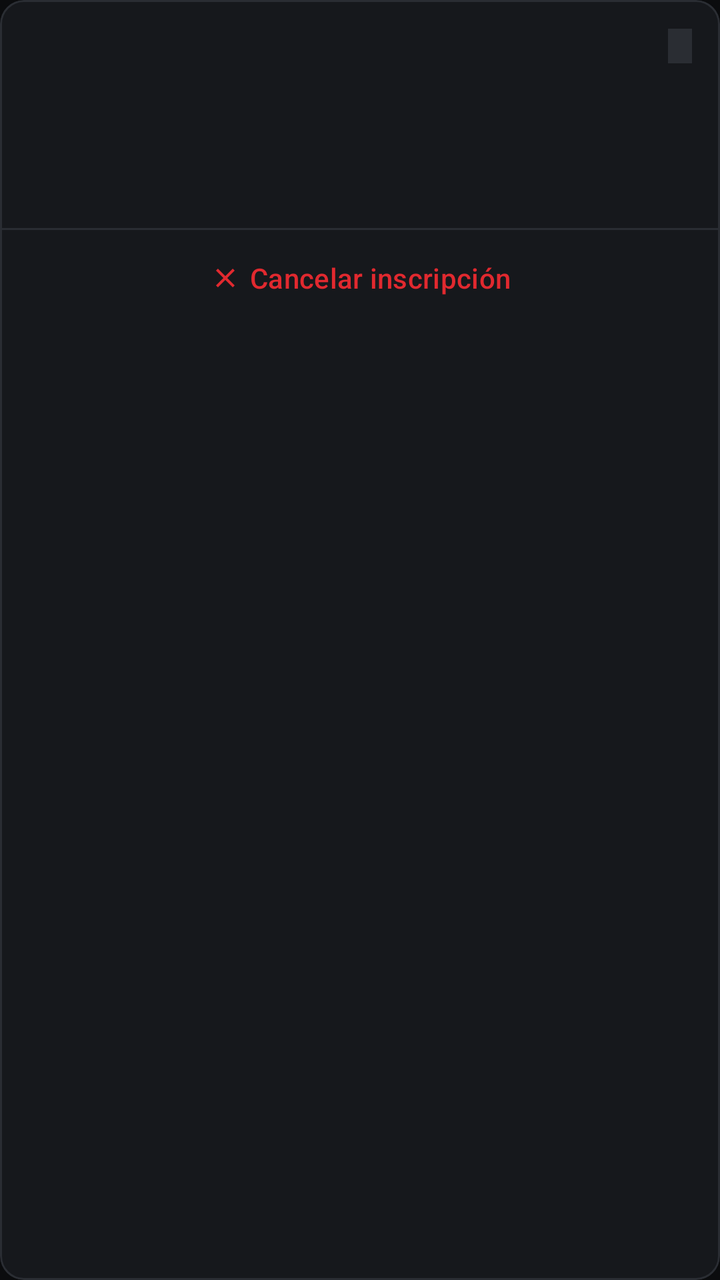
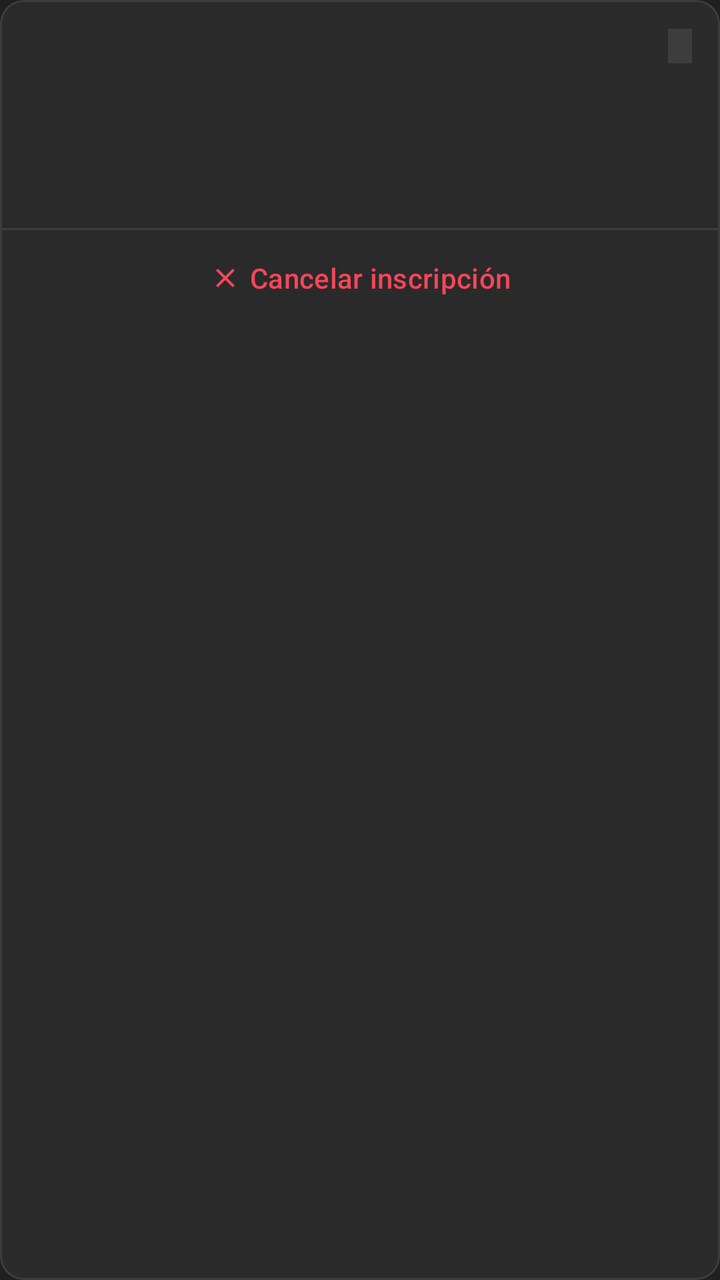

The first picture is an Android layout as it rendered before a commit; the second is the same layout after the commit. The layout source and the unified diff follow.
<!-- AndroidManifest.xml: application theme Theme.PopayanMotor -->
<!-- res/layout/item_registration.xml -->
<?xml version="1.0" encoding="utf-8"?>
<com.google.android.material.card.MaterialCardView xmlns:android="http://schemas.android.com/apk/res/android"
    xmlns:app="http://schemas.android.com/apk/res-auto"
    android:layout_width="match_parent"
    android:layout_height="wrap_content"
    android:layout_marginVertical="6dp"
    app:cardBackgroundColor="@color/surface"
    app:cardCornerRadius="12dp"
    app:strokeColor="@color/outline"
    app:strokeWidth="1dp">

    <LinearLayout
        android:layout_width="match_parent"
        android:layout_height="wrap_content"
        android:orientation="vertical">

        <LinearLayout
            android:layout_width="match_parent"
            android:layout_height="wrap_content"
            android:orientation="vertical"
            android:padding="14dp">

            <LinearLayout
                android:layout_width="match_parent"
                android:layout_height="wrap_content"
                android:orientation="horizontal">

                
                <TextView
                    android:id="@+id/tvCode"
                    android:layout_width="0dp"
                    android:layout_height="wrap_content"
                    android:layout_weight="1"
                    android:textColor="@color/accent"
                    android:textIsSelectable="true"
                    android:textSize="12sp"
                    android:textStyle="bold" />

                
                <TextView
                    android:id="@+id/tvStatus"
                    android:layout_width="wrap_content"
                    android:layout_height="wrap_content"
                    android:background="@color/outline"
                    android:paddingHorizontal="6dp"
                    android:paddingVertical="2dp"
                    android:textAllCaps="true"
                    android:textColor="@color/text_primary"
                    android:textSize="10sp"
                    android:textStyle="bold" />
            </LinearLayout>

            <TextView
                android:id="@+id/tvName"
                style="@style/TextTitle"
                android:layout_width="match_parent"
                android:layout_height="wrap_content"
                android:layout_marginTop="2dp"
                android:textAllCaps="false"
                android:textSize="20sp" />

            
            <TextView
                android:id="@+id/tvWhenWhere"
                android:layout_width="match_parent"
                android:layout_height="wrap_content"
                android:layout_marginTop="2dp"
                android:textColor="@color/text_secondary"
                android:textSize="13sp" />

            
            <TextView
                android:id="@+id/tvVehicle"
                android:layout_width="match_parent"
                android:layout_height="wrap_content"
                android:layout_marginTop="2dp"
                android:textColor="@color/text_secondary"
                android:textSize="13sp" />
        </LinearLayout>

        
        <View
            android:id="@+id/divider"
            android:layout_width="match_parent"
            android:layout_height="1dp"
            android:background="@color/outline" />

        <com.google.android.material.button.MaterialButton
            android:id="@+id/btnCancel"
            style="@style/Widget.Material3.Button.TextButton"
            android:layout_width="match_parent"
            android:layout_height="wrap_content"
            android:text="@string/cancel_registration"
            android:textColor="@color/accent"
            app:icon="@drawable/ic_close"
            app:iconGravity="textStart"
            app:iconSize="16dp"
            app:iconTint="@color/accent" />
    </LinearLayout>
</com.google.android.material.card.MaterialCardView>
<!-- resources referenced by this layout -->
<resources>
  <color name="accent">#E1292F</color>
  <color name="outline">#2A2D33</color>
  <color name="surface">#16181C</color>
  <color name="text_primary">#F6F6F4</color>
  <color name="text_secondary">#8D9199</color>
  <!-- drawable ic_close (drawable) -->
  <vector xmlns:android="http://schemas.android.com/apk/res/android"
      android:width="24dp" android:height="24dp"
      android:viewportWidth="24" android:viewportHeight="24">
      <path android:fillColor="#FFFFFF"
          android:pathData="M19,6.41L17.59,5 12,10.59 6.41,5 5,6.41 10.59,12 5,17.59 6.41,19 12,13.41 17.59,19 19,17.59 13.41,12z" />
  </vector>
  <string name="cancel_registration">Cancelar inscripción</string>
  <style name="TextTitle">
          <item name="android:fontFamily">sans-serif-condensed</item>
          <item name="android:textStyle">bold</item>
          <item name="android:textAllCaps">true</item>
          <item name="android:textColor">@color/text_primary</item>
      </style>
  <style name="Theme.PopayanMotor" parent="Theme.Material3.Dark.NoActionBar">
          <item name="colorPrimary">@color/accent</item>
          <item name="colorOnPrimary">@color/text_primary</item>
          <item name="colorSecondary">@color/accent</item>
          <item name="android:colorBackground">@color/bg</item>
          <item name="colorSurface">@color/bg</item>
          <item name="colorSurfaceContainer">@color/surface</item>
          <item name="colorOnSurface">@color/text_primary</item>
          <item name="colorOnSurfaceVariant">@color/text_secondary</item>
          <item name="colorOutline">@color/outline</item>
      </style>
  <color name="bg">#0B0C0E</color>
</resources>

<!-- the commit's change to res/layout/item_registration.xml (unified diff, before → after) -->
@@ -31,7 +31,7 @@
                     android:layout_width="0dp"
                     android:layout_height="wrap_content"
                     android:layout_weight="1"
-                    android:textColor="@color/accent"
+                    android:textColor="@color/accent_text"
                     android:textIsSelectable="true"
                     android:textSize="12sp"
                     android:textStyle="bold" />
@@ -87,14 +87,14 @@
 
         <com.google.android.material.button.MaterialButton
             android:id="@+id/btnCancel"
-            style="@style/Widget.Material3.Button.TextButton"
+            style="@style/Widget.PopayanMotor.Button.Text"
             android:layout_width="match_parent"
             android:layout_height="wrap_content"
             android:text="@string/cancel_registration"
-            android:textColor="@color/accent"
+            android:textColor="@color/accent_text"
             app:icon="@drawable/ic_close"
             app:iconGravity="textStart"
             app:iconSize="16dp"
-            app:iconTint="@color/accent" />
+            app:iconTint="@color/accent_text" />
     </LinearLayout>
 </com.google.android.material.card.MaterialCardView>
<!-- resource entries referenced after the edit -->
@@ -1,10 +1,11 @@
 <!-- resources referenced by this layout -->
 <resources>
-  <color name="accent">#E1292F</color>
-  <color name="outline">#2A2D33</color>
-  <color name="surface">#16181C</color>
-  <color name="text_primary">#F6F6F4</color>
-  <color name="text_secondary">#8D9199</color>
+  <color name="accent_text">#F2475A</color>
+  <color name="accent">#C8102E</color>
+  <color name="outline">#3D3D3D</color>
+  <color name="surface">#2A2A2A</color>
+  <color name="text_primary">#F2F0ED</color>
+  <color name="text_secondary">#A9A49C</color>
   <!-- drawable ic_close (drawable) -->
   <vector xmlns:android="http://schemas.android.com/apk/res/android"
       android:width="24dp" android:height="24dp"
@@ -19,17 +20,46 @@
           <item name="android:textAllCaps">true</item>
           <item name="android:textColor">@color/text_primary</item>
       </style>
+  <style name="Widget.PopayanMotor.Button.Text" parent="Widget.Material3.Button.TextButton">
+          <item name="android:textColor">@color/accent_text</item>
+          <item name="iconTint">@color/accent_text</item>
+      </style>
   <style name="Theme.PopayanMotor" parent="Theme.Material3.Dark.NoActionBar">
           <item name="colorPrimary">@color/accent</item>
           <item name="colorOnPrimary">@color/text_primary</item>
           <item name="colorSecondary">@color/accent</item>
+          <item name="colorOnSecondary">@color/text_primary</item>
+          
+          <item name="colorSecondaryContainer">@color/accent</item>
+          <item name="colorOnSecondaryContainer">@color/text_primary</item>
           <item name="android:colorBackground">@color/bg</item>
           <item name="colorSurface">@color/bg</item>
-          <item name="colorSurfaceContainer">@color/surface</item>
           <item name="colorOnSurface">@color/text_primary</item>
           <item name="colorOnSurfaceVariant">@color/text_secondary</item>
-          <item name="colorOutline">@color/outline</item>
+          <item name="colorSurfaceContainerLowest">@color/bg</item>
+          <item name="colorSurfaceContainerLow">@color/surface</item>
+          <item name="colorSurfaceContainer">@color/surface</item>
+          <item name="colorSurfaceContainerHigh">@color/surface_high</item>
+          <item name="colorSurfaceContainerHighest">@color/surface_high</item>
+          <item name="colorOutline">@color/outline_strong</item>
+          <item name="colorOutlineVariant">@color/outline</item>
+          <item name="colorError">@color/error</item>
+          
+          <item name="elevationOverlayEnabled">false</item>
+          <item name="android:statusBarColor">@color/bg</item>
+          <item name="android:navigationBarColor">@color/surface</item>
+          <item name="materialAlertDialogTheme">@style/ThemeOverlay.PopayanMotor.Dialog</item>
       </style>
-  <color name="bg">#0B0C0E</color>
+  <color name="bg">#202020</color>
+  <color name="surface_high">#333333</color>
+  <color name="outline_strong">#77736D</color>
+  <color name="error">#FF8A80</color>
+  <style name="ThemeOverlay.PopayanMotor.Dialog" parent="ThemeOverlay.Material3.MaterialAlertDialog">
+          <item name="colorPrimary">@color/accent_text</item>
+          <item name="colorSurface">@color/surface_high</item>
+          <item name="colorSurfaceContainerHigh">@color/surface_high</item>
+          
+          <item name="elevationOverlayEnabled">false</item>
+      </style>
 </resources>
 
